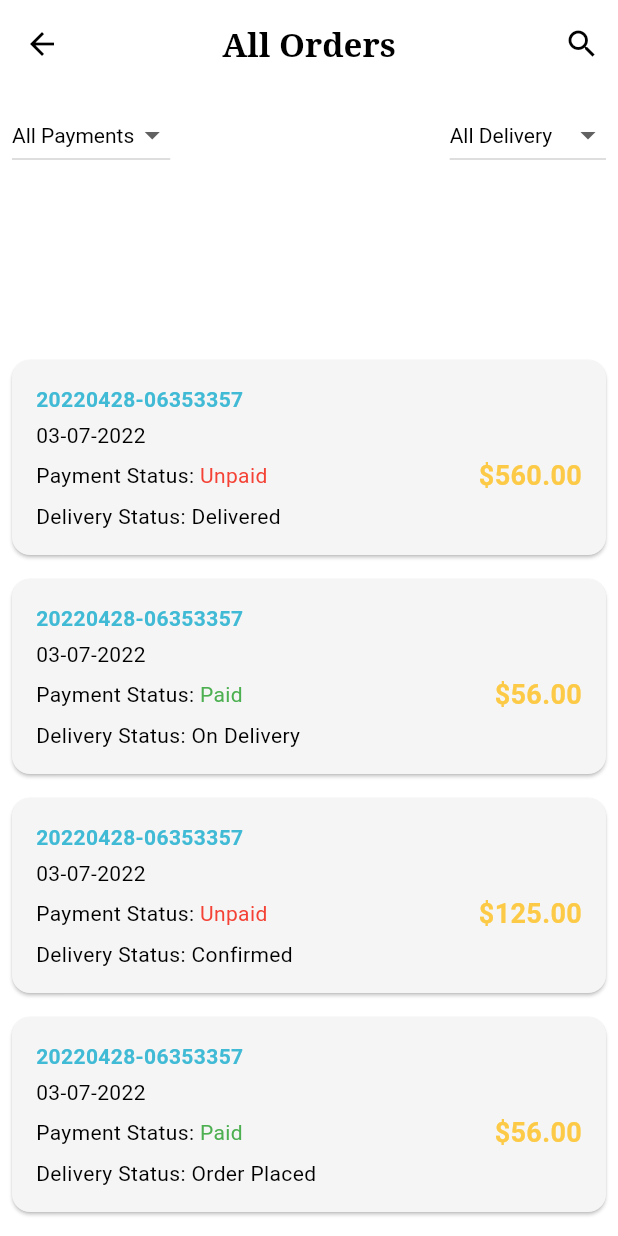
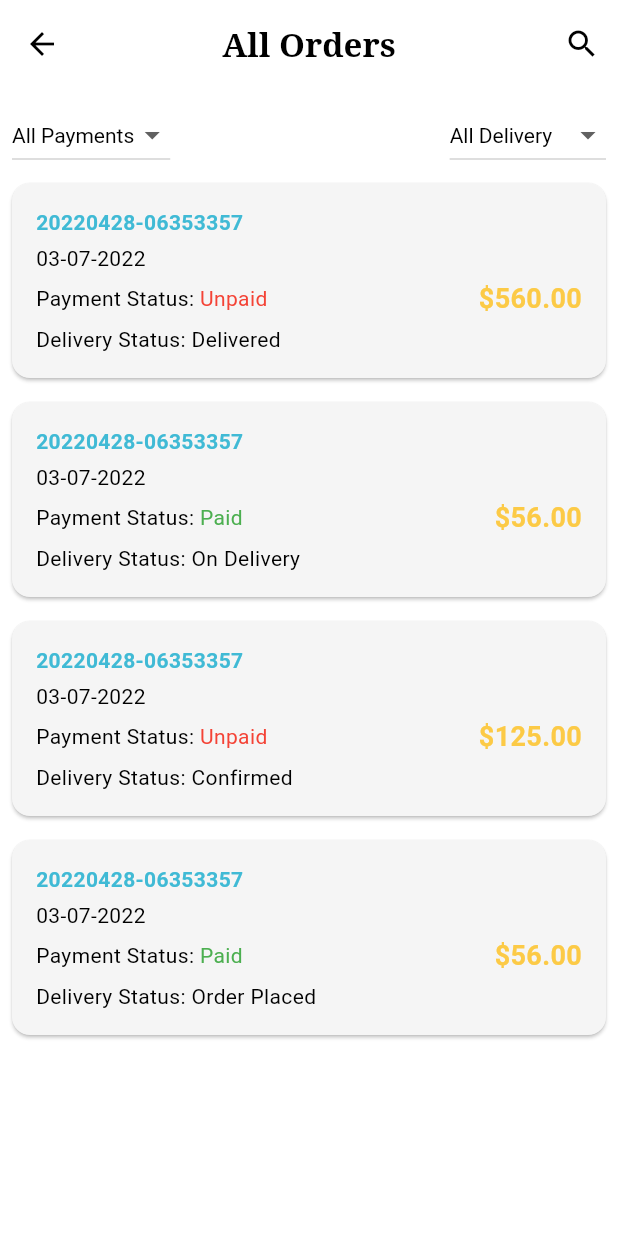
Before and after one commit to AbdllahDalal/go_card, a Flutter app: the OrdersListPage screen opened by its route, on a phone screen of 412 x 824 dp. Run offline on Flutter 3.47's test engine with Material 3 defaults, Android fonts, the phone set to English and light mode, and no system bars; our stand-ins replace carousel_slider, flutter_animate, get, google_maps_flutter, shared_preferences, smooth_page_indicator; missing offline and left inert: add_to_cart_animation, fl_location, flutterme_credit_card; accounts and stored records are empty.

Commit message:
third commit

```diff
--- a/lib/theme/theme.dart
+++ b/lib/theme/theme.dart
@@ -6,18 +6,18 @@ ThemeData lightMode = ThemeData(
   brightness: Brightness.light,
   colorScheme: ColorScheme.fromSwatch().copyWith(
       background: Constants.kBackgroundColor,
-      primaryContainer: Constants.kprimaryContainerColor,
+      primaryContainer: Constants.kPrimaryContainerColor,
       tertiaryContainer: Constants.kContainerColor,
-      secondaryContainer: Constants.ksecondaryContainerColor,
-      primary: Constants.kTextdarkColor),
+      secondaryContainer: Constants.kSecondaryContainerColor,
+      primary: Constants.kTextDarkColor),
 );
 ThemeData darkMode = ThemeData(
   brightness: Brightness.dark,
   colorScheme: ColorScheme.fromSwatch().copyWith(
       background: Constants.kDarkBackgroundColor,
-      primaryContainer: Constants.kDarkprimaryContainerColor,
+      primaryContainer: Constants.kDarkPrimaryContainerColor,
       tertiaryContainer: Constants.kDarkContainerColor,
-      secondaryContainer: Constants.kDarksecondaryContainerColor,
+      secondaryContainer: Constants.kDarkSecondaryContainerColor,
       primary: Constants.kTextColor,
       brightness: Brightness.dark),
 );
--- a/lib/utilities/constants.dart
+++ b/lib/utilities/constants.dart
@@ -7,19 +7,19 @@ class Constants {
 
 //  light theme Colors
   static const kBackgroundColor = Colors.white;
-  static const kprimaryContainerColor = Color(0xFFF5F5F5);
+  static const kPrimaryContainerColor = Color(0xFFF5F5F5);
   static const kContainerColor = Color(0xFFDFDFDF);
-  static const ksecondaryContainerColor = Color(0xFF616161);
+  static const kSecondaryContainerColor = Color(0xFF616161);
 
 //  dark theme Colors
   static const kDarkBackgroundColor = Color(0xFF24323B);
-  static const kDarkprimaryContainerColor = Color(0xFF253A47);
+  static const kDarkPrimaryContainerColor = Color(0xFF253A47);
   static const kDarkContainerColor = Color(0xFF274A5F);
-  static const kDarksecondaryContainerColor = Color(0xFFEEEEEE);
+  static const kDarkSecondaryContainerColor = Color(0xFFEEEEEE);
 
   // Text Colors
   static const kTextColor = Color(0xFFFFFFFF);
-  static const kTextdarkColor = Color(0xFF000000);
+  static const kTextDarkColor = Color(0xFF000000);
   static const kGoldColor = Color(0xFFfcca46);
   static const kGranTextColor = Color(0xFF757575);
 
--- a/lib/view/pages/orders_list_page/orders_list_page.dart
+++ b/lib/view/pages/orders_list_page/orders_list_page.dart
@@ -114,10 +114,10 @@ class _OrdersListPageState extends State<OrdersListPage> {
             ),
             Expanded(
               child: ListView.builder(
-                reverse: true,
                 itemCount: fliterOrder.length,
                 itemBuilder: (context, index) {
-                  return OrdersCard(order: fliterOrder[index]);
+                  return OrdersCard(
+                      order: fliterOrder.reversed.toList()[index]);
                 },
               ),
             ),
--- a/pubspec.yaml
+++ b/pubspec.yaml
@@ -1,5 +1,5 @@
 name: dream_store_app
-description: "A new Flutter project."
+description: "go card"
 publish_to: "none"
 
 version: 1.0.0+1
@@ -28,6 +28,7 @@ dependencies:
   http: ^1.2.1
   fl_location: ^3.1.0
   intl: ^0.19.0
+  rename_app: ^1.6.1
 
 dev_dependencies:
   flutter_test:
```
Also changed, not shown: pubspec.lock.
